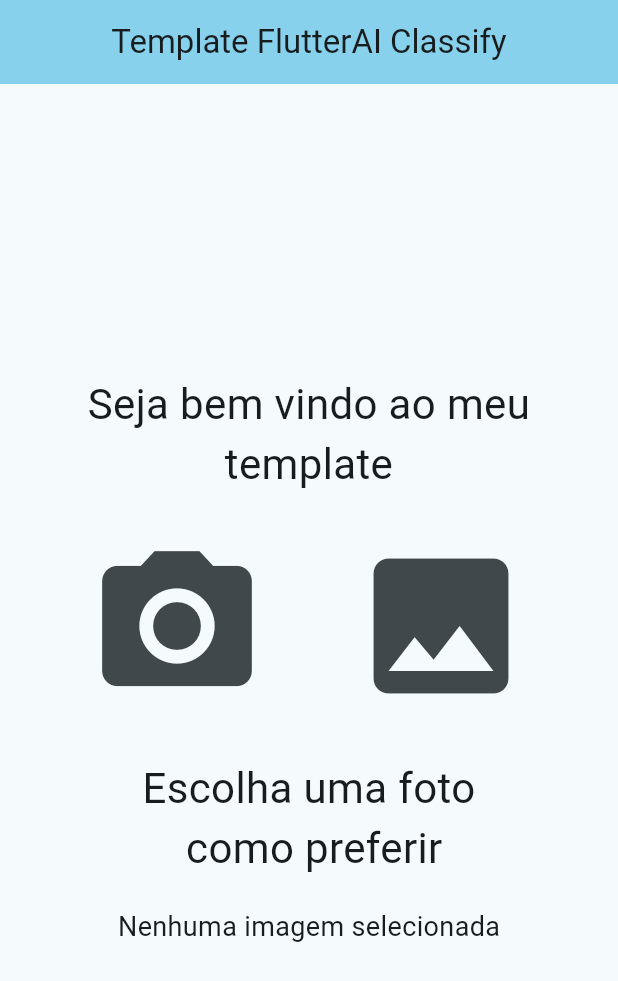
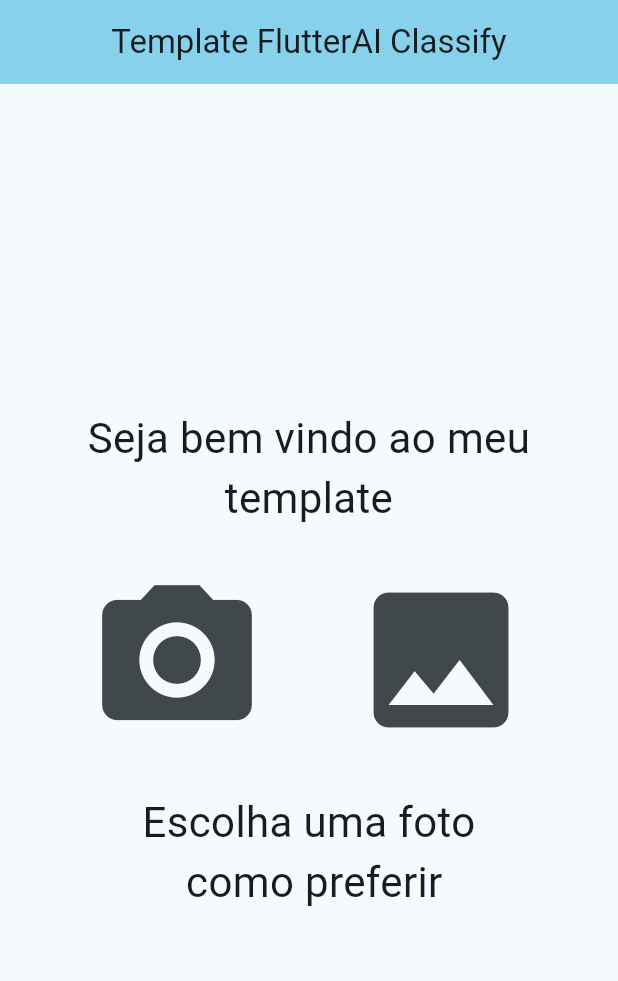
Before and after one commit to mauriciobenjamin700/template-flutter-ml-app, a Flutter app: the screen it shows after launch, after a tap on the "camera alt" icon, on a phone screen of 412 x 824 dp. Shown: the top 981 px of the screen. Run offline on Flutter 3.47's test engine with Material 3 defaults, Android fonts, the phone set to English and light mode, and no system bars; our stand-ins replace image_picker.

Commit message:
feat: image apresentation are ok

```diff
--- a/project/lib/main.dart
+++ b/project/lib/main.dart
@@ -1,6 +1,8 @@
 import 'package:flutter/material.dart';
 import 'package:image_picker/image_picker.dart';
 import 'dart:io'; // Para manipular o arquivo da imagem
+
+import './pages//display_image_page.dart';
 
 void main() {
   runApp(const MyApp());
@@ -43,6 +45,12 @@ class _MyHomePageState extends State<MyHomePage> {
       setState(() {
         _selectedImage = File(pickedFile.path); // Armazena a imagem selecionada
       });
+      Navigator.push(
+        context,
+        MaterialPageRoute(
+          builder: (context) => DisplayImagePage(imageFile: _selectedImage!),
+        ),
+      );
     } else {
       print('Nenhuma imagem foi selecionada.');
     }
@@ -56,6 +64,12 @@ class _MyHomePageState extends State<MyHomePage> {
       setState(() {
         _selectedImage = File(pickedFile.path); // Armazena a foto capturada
       });
+      Navigator.push(
+        context,
+        MaterialPageRoute(
+          builder: (context) => DisplayImagePage(imageFile: _selectedImage!),
+        ),
+      );
     } else {
       print('Nenhuma foto foi tirada.');
     }
@@ -106,20 +120,6 @@ class _MyHomePageState extends State<MyHomePage> {
             textAlign: TextAlign.center,
             style: TextStyle(fontSize: 28),
           ),
-          const SizedBox(height: 20),
-          _selectedImage != null
-          ? // Verifica se uma imagem foi selecionada
-            Image.file(
-              _selectedImage!,
-              width: 200,
-              height: 200,
-              fit: BoxFit.cover,
-            )
-          :
-            const Text(
-              "Nenhuma imagem selecionada",
-              style: TextStyle(fontSize: 18),
-            ),
           ],
         )
 
```
Also changed, not shown: project/lib/pages/display_image_page.dart (added, +38 -0 lines).
